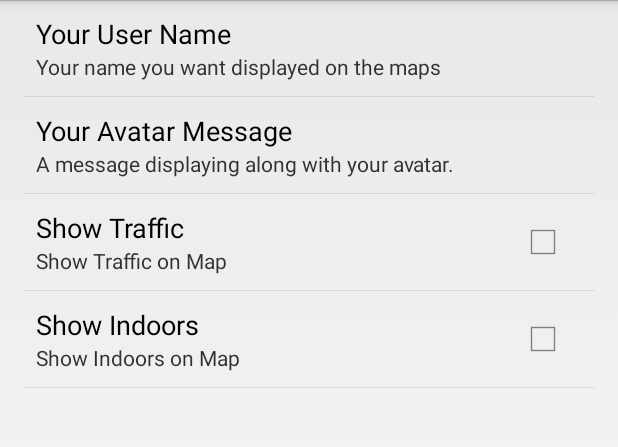
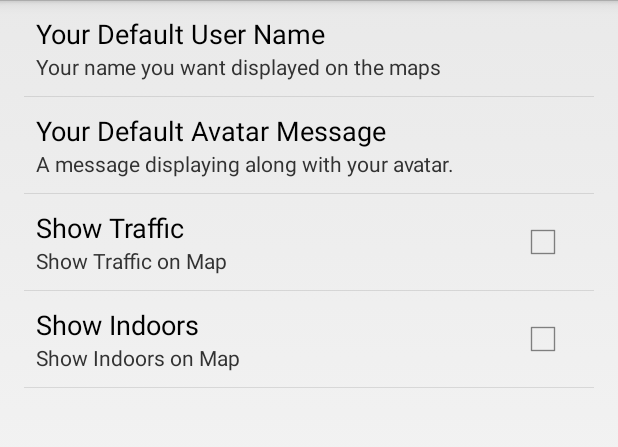
Before and after one commit to navicore/oemap, an Android app: the fragment OeMapSettings shown on its own in the app's theme, on a phone screen of 412 x 824 dp, the part 72-519 px from its top. Run offline under Robolectric (Android 15) with nearby library versions, the phone set to English and light mode, and no system bars.

Commit message:
new prefs dialog for kvdb

```diff
--- a/android/OeMap/src/main/java/com/onextent/oemap/OeMapSettings.java
+++ b/android/OeMap/src/main/java/com/onextent/oemap/OeMapSettings.java
@@ -10,11 +10,7 @@ public class OeMapSettings extends PreferenceFragment {
     public void onCreate(Bundle savedInstanceState) {
         super.onCreate(savedInstanceState);
 
-        getPreferenceManager().setSharedPreferencesName(getString(R.string.onextent_prefs_key));
-        getPreferenceManager().setSharedPreferencesMode(Context.MODE_MULTI_PROCESS);
-
         // Load the preferences from an XML resource
         addPreferencesFromResource(R.xml.preferences);
     }
-
 }
--- a/android/OeMap/src/main/java/com/onextent/oemap/presence/OeMapPresenceService.java
+++ b/android/OeMap/src/main/java/com/onextent/oemap/presence/OeMapPresenceService.java
@@ -97,7 +97,7 @@ public class OeMapPresenceService extends Service {
         String pid          = OeBaseActivity.id(this.getApplicationContext());
         //todo: allow per-map overrides
         String label        = _kvHelper.get(getString(R.string.pref_username), "nobody");
-        String snippit      = _kvHelper.get(getString(R.string.pref_snippit_summary), "sigh...");
+        String snippit      = _kvHelper.get(getString(R.string.pref_snippit), "sigh...");
         currentPresence     = PresenceFactory.createPresence(pid, latLng, label, snippit, s);
 
         _dbHelper.replacePresence(currentPresence);
--- a/android/OeMap/src/main/res/values/strings.xml
+++ b/android/OeMap/src/main/res/values/strings.xml
@@ -28,8 +28,8 @@
 
     <string name="pref_username_summary">Your name you want displayed on the maps</string>
     <string name="pref_snippit_summary">A message displaying along with your avatar.</string>
-    <string name="pref_username_fld_title">Your User Name</string>
-    <string name="pref_snippit_fld_title">Your Avatar Message</string>
+    <string name="pref_username_fld_title">Your Default User Name</string>
+    <string name="pref_snippit_fld_title">Your Default Avatar Message</string>
 
     <string name="pref_username">pref_username</string>
     <string name="pref_snippit">pref_snippit</string>
--- a/android/OeMap/src/main/res/values/styles.xml
+++ b/android/OeMap/src/main/res/values/styles.xml
@@ -5,7 +5,8 @@
         by AppBaseTheme from res/values-vXX/styles.xml on newer devices.
     -->
     <!-- style name="AppBaseTheme" parent="android:Theme.Light" -->
-    <style name="AppBaseTheme" parent="Theme.Oered">
+    <!-- style name="AppBaseTheme" parent="Theme.Oered" -->
+    <style name="AppBaseTheme" parent="Theme.Oemap1">
         <!--
             Theme customizations available in newer API levels can go in
             res/values-vXX/styles.xml, while customizations related to
```
Also changed, not shown: android/OeMap/src/main/java/com/onextent/oemap/OeMapActivity.java (+9 -9 lines), android/OeMap/src/main/java/com/onextent/oemap/OeMapFragment.java (+1 -28 lines).
